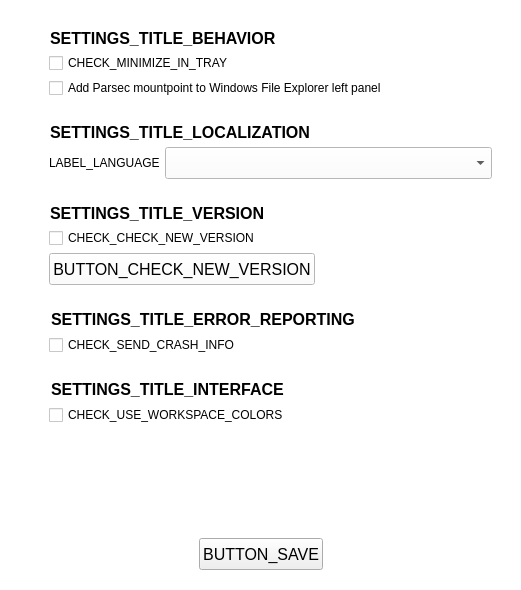
The window that parsec/core/gui/forms/global_settings_widget.ui (Scille/parsec-cloud) describes before a commit, drawn with Qt 5.
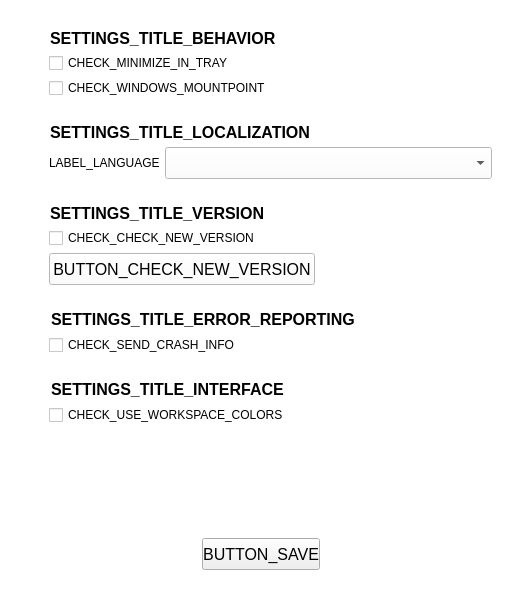
The same window after the commit. Icons and pictures are not drawn. Custom widgets are drawn as their Qt base class.

```diff
--- a/parsec/core/gui/forms/global_settings_widget.ui
+++ b/parsec/core/gui/forms/global_settings_widget.ui
@@ -60,8 +60,8 @@
        <rect>
         <x>0</x>
         <y>0</y>
-        <width>481</width>
-        <height>476</height>
+        <width>467</width>
+        <height>482</height>
        </rect>
       </property>
       <layout class="QVBoxLayout" name="verticalLayout_2">
@@ -144,7 +144,7 @@
             <item>
              <widget class="QCheckBox" name="check_box_windows_left_panel">
               <property name="text">
-               <string>Add Parsec mountpoint to Windows File Explorer left panel</string>
+               <string>CHECK_WINDOWS_MOUNTPOINT</string>
               </property>
              </widget>
             </item>
@@ -591,6 +591,13 @@
        <property name="layoutDirection">
         <enum>Qt::LeftToRight</enum>
        </property>
+       <property name="styleSheet">
+        <string notr="true">#button_save
+{
+padding-top: 5px;
+padding-bottom: 5px;
+}</string>
+       </property>
        <property name="text">
         <string>BUTTON_SAVE</string>
        </property>
```
